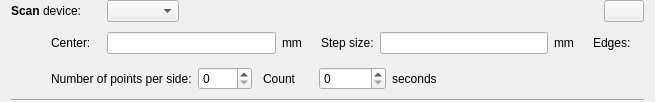
Before: the Qt Designer form nicos/clients/gui/cmdlets/cscan.ui in mlz-ictrl/nicos, drawn with Qt 5.
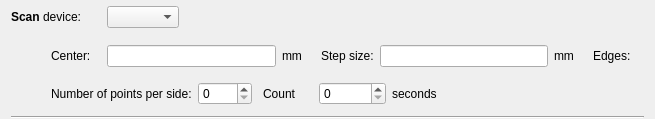
After: the same form once the commit is applied. Icons and pictures are not drawn.

```diff
--- a/nicos/clients/gui/cmdlets/cscan.ui
+++ b/nicos/clients/gui/cmdlets/cscan.ui
@@ -7,7 +7,7 @@
     <x>0</x>
     <y>0</y>
     <width>655</width>
-    <height>102</height>
+    <height>119</height>
    </rect>
   </property>
   <property name="windowTitle">
@@ -52,19 +52,12 @@
       </spacer>
      </item>
      <item>
-      <widget class="QPushButton" name="delBtn">
-       <property name="sizePolicy">
-        <sizepolicy hsizetype="Minimum" vsizetype="Fixed">
-         <horstretch>0</horstretch>
-         <verstretch>0</verstretch>
-        </sizepolicy>
-       </property>
-       <property name="text">
-        <string/>
-       </property>
-       <property name="icon">
-        <iconset resource="../../../../resources/nicos-gui.qrc">
-         <normaloff>:/remove</normaloff>:/remove</iconset>
+      <widget class="QWidget" name="buttons" native="true">
+       <property name="minimumSize">
+        <size>
+         <width>156</width>
+         <height>34</height>
+        </size>
        </property>
       </widget>
      </item>
```
Left out of the diff: 1 changed line with no effect on the pictures.
